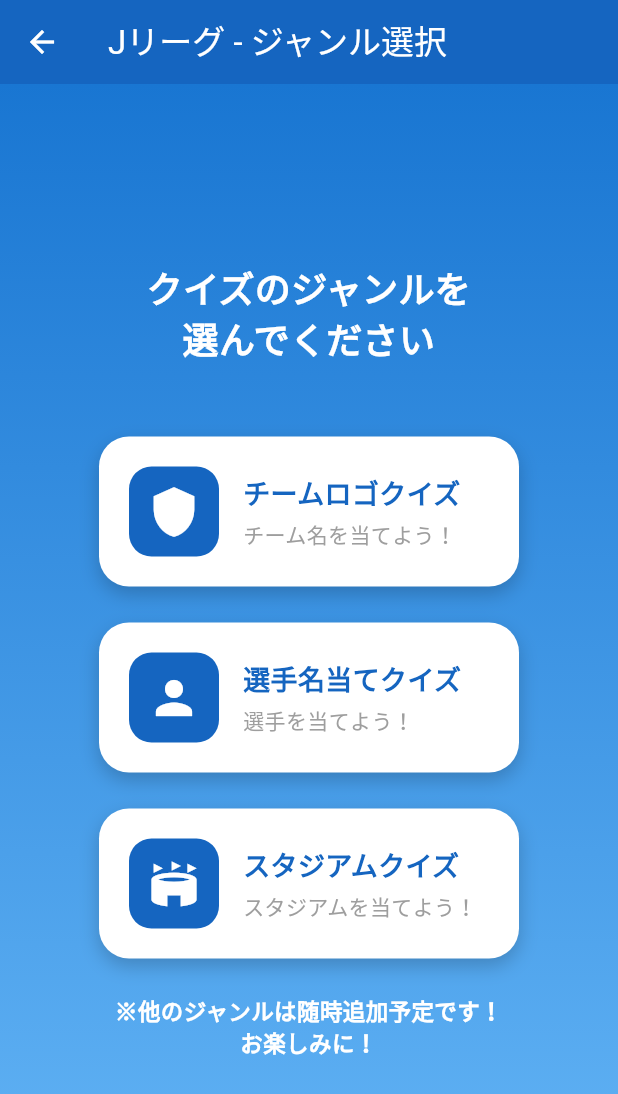
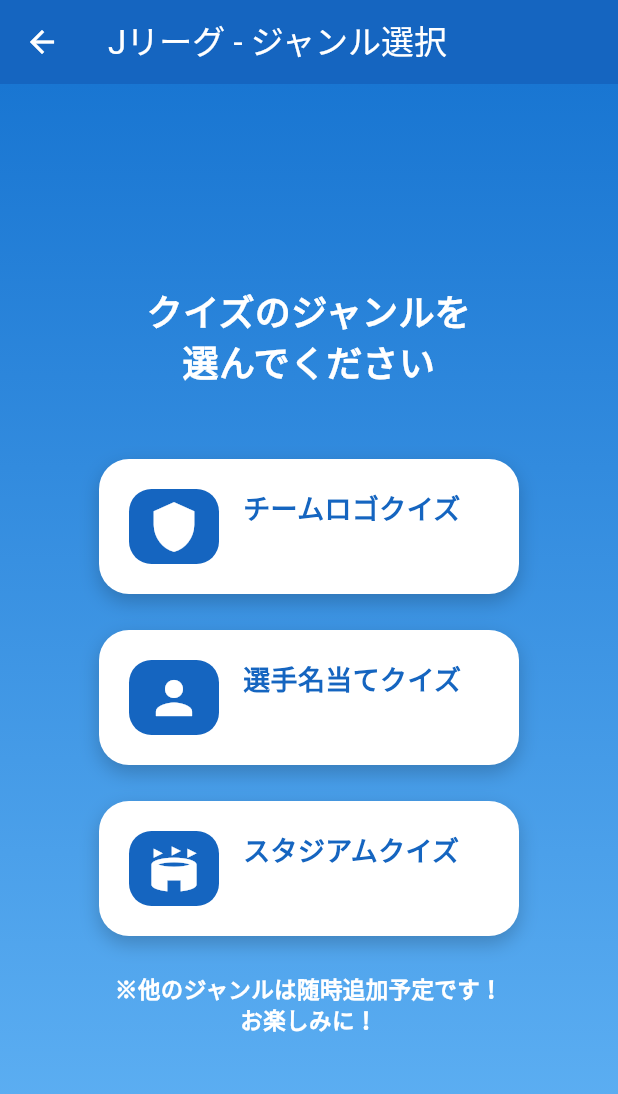
Before and after one commit to tomohiro1024/soccer_master, a Flutter app: the screen it shows after launch, after a tap on "クイズを始める", after a tap on "🇯🇵", on a phone screen of 412 x 824 dp. Shown: the top 1094 px of the screen. Run offline on Flutter 3.47's test engine with Material 3 defaults, Android fonts, the phone set to English and light mode, and no system bars; our stand-ins replace flutter_riverpod, go_router, in_app_review, package_info_plus, shared_preferences; network calls fail.

Commit message:
サブタイトルの除去

```diff
--- a/lib/screens/genre_selection_screen.dart
+++ b/lib/screens/genre_selection_screen.dart
@@ -49,7 +49,6 @@
                   Genre.teamLogo,
                   Icons.shield,
                   'チームロゴクイズ',
-                  'チーム名を当てよう！',
                 ),
                 const SizedBox(height: 24),
                 _buildGenreButton(
@@ -57,7 +56,6 @@
                   Genre.playerName,
                   Icons.person,
                   '選手名当てクイズ',
-                  '選手を当てよう！',
                 ),
                 const SizedBox(height: 24),
                 _buildGenreButton(
@@ -65,7 +63,6 @@
                   Genre.stadium,
                   Icons.stadium,
                   'スタジアムクイズ',
-                  'スタジアムを当てよう！',
                 ),
                 const SizedBox(height: 24),
                 const Text(
@@ -90,13 +87,13 @@
     Genre genre,
     IconData icon,
     String title,
-    String subtitle,
   ) {
     return GestureDetector(
       onTap: () {
         context.push('/leagues/${league.name}/genres/${genre.name}/levels');
       },
       child: Container(
+        height: 90,
         width: 280,
         padding: const EdgeInsets.all(20),
         decoration: BoxDecoration(
@@ -134,10 +131,6 @@
                   ),
                 ),
                 const SizedBox(height: 4),
-                Text(
-                  subtitle,
-                  style: const TextStyle(fontSize: 14, color: Colors.grey),
-                ),
               ],
             ),
           ],
```
